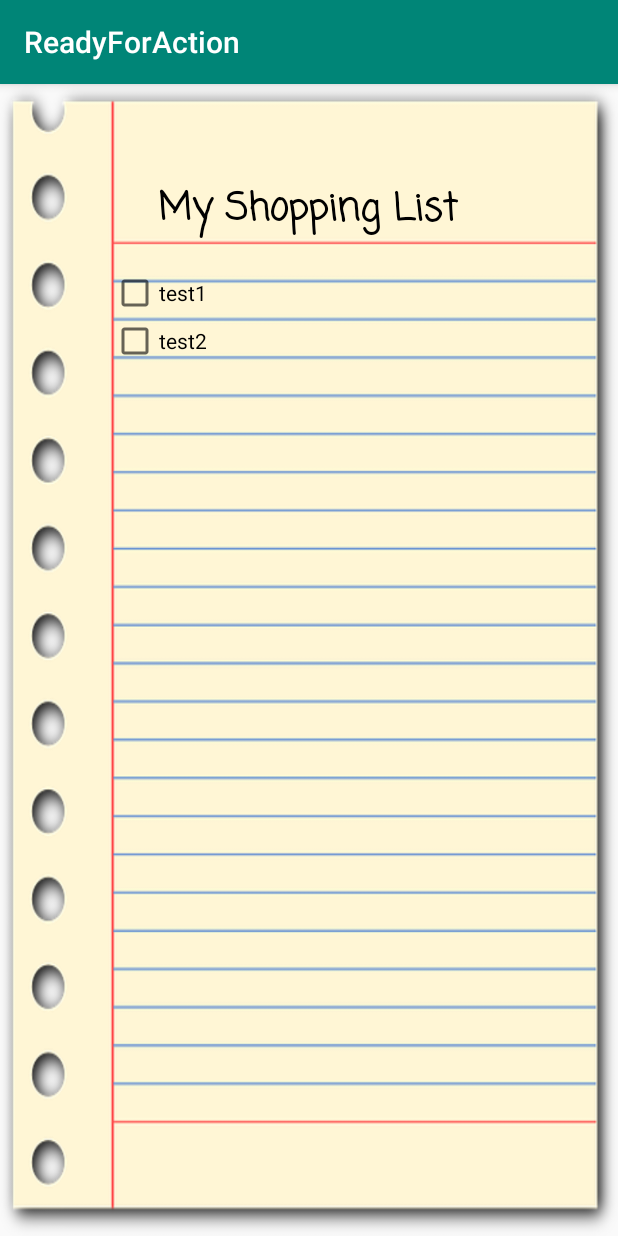
After one commit to anita76/ReadyForAction, an Android app: the ChecklistPage screen opened directly, with no data from a screen before it, on a phone screen of 412 x 824 dp. The commit adds this screen. Run offline under Robolectric (Android 15) with nearby library versions, the phone set to English and light mode, and no system bars.

Commit message:
added checkbox?

```diff
--- a/app/build.gradle
+++ b/app/build.gradle
@@ -4,7 +4,7 @@ android {
     compileSdkVersion 28
     defaultConfig {
         applicationId "com.cmdf2019.readyforaction"
-        minSdkVersion 15
+        minSdkVersion 19
         targetSdkVersion 28
         versionCode 1
         versionName "1.0"
@@ -16,13 +16,16 @@ android {
             proguardFiles getDefaultProguardFile('proguard-android-optimize.txt'), 'proguard-rules.pro'
         }
     }
+    productFlavors {
+    }
 }
 
 dependencies {
-    implementation fileTree(dir: 'libs', include: ['*.jar'])
+    implementation fileTree(include: ['*.jar'], dir: 'libs')
     implementation 'com.android.support:appcompat-v7:28.0.0'
     implementation 'com.android.support.constraint:constraint-layout:1.1.3'
     testImplementation 'junit:junit:4.12'
     androidTestImplementation 'com.android.support.test:runner:1.0.2'
     androidTestImplementation 'com.android.support.test.espresso:espresso-core:3.0.2'
+    implementation 'com.android.support:recyclerview-v7:28.0.0'
 }
--- a/app/src/main/AndroidManifest.xml
+++ b/app/src/main/AndroidManifest.xml
@@ -9,6 +9,7 @@
         android:roundIcon="@mipmap/ic_launcher_round"
         android:supportsRtl="true"
         android:theme="@style/AppTheme">
+        <activity android:name=".ChecklistPage"></activity>
         <activity android:name=".action"></activity>
         <activity android:name=".MainActivity">
             <intent-filter>
--- /dev/null
+++ b/app/src/main/java/com/cmdf2019/readyforaction/ChecklistAdaptor.java
@@ -0,0 +1,55 @@
+package com.cmdf2019.readyforaction;
+
+
+import android.support.v7.widget.RecyclerView;
+import android.view.LayoutInflater;
+import android.view.ViewGroup;
+import android.widget.FrameLayout;
+import android.widget.TextView;
+
+public class ChecklistAdaptor extends RecyclerView.Adapter<ChecklistAdaptor.MyViewHolder> {
+    private String[] mDataset;
+
+    // Provide a reference to the views for each data item
+    // Complex data items may need more than one view per item, and
+    // you provide access to all the views for a data item in a view holder
+    public static class MyViewHolder extends RecyclerView.ViewHolder {
+        // each data item is just a string in this case
+        public TextView checkbox;
+        public MyViewHolder(FrameLayout v) {
+            super(v);
+            checkbox = v.findViewById(R.id.checkBox);
+        }
+    }
+
+    // Provide a suitable constructor (depends on the kind of dataset)
+    public ChecklistAdaptor(String[] myDataset) {
+        mDataset = myDataset;
+    }
+
+    // Create new views (invoked by the layout manager)
+    @Override
+    public ChecklistAdaptor.MyViewHolder onCreateViewHolder(ViewGroup parent,
+                                                            int viewType) {
+        // create a new view
+        FrameLayout v = (FrameLayout) LayoutInflater.from(parent.getContext()).inflate(R.layout.checklist_item, parent, false);
+        MyViewHolder vh = new MyViewHolder(v);
+        return vh;
+    }
+
+    // Replace the contents of a view (invoked by the layout manager)
+    @Override
+    public void onBindViewHolder(MyViewHolder holder, int position) {
+        // - get element from your dataset at this position
+        // - replace the contents of the view with that element
+        holder.checkbox.setText(mDataset[position]);
+
+    }
+
+    // Return the size of your dataset (invoked by the layout manager)
+    @Override
+    public int getItemCount() {
+        return mDataset.length;
+    }
+
+}
--- /dev/null
+++ b/app/src/main/java/com/cmdf2019/readyforaction/ChecklistPage.java
@@ -0,0 +1,35 @@
+package com.cmdf2019.readyforaction;
+
+import android.support.v7.app.AppCompatActivity;
+import android.os.Bundle;
+import android.support.v7.widget.LinearLayoutManager;
+import android.support.v7.widget.RecyclerView;
+
+public class ChecklistPage extends AppCompatActivity {
+
+    private RecyclerView recyclerView;
+    private RecyclerView.Adapter mAdapter;
+    private RecyclerView.LayoutManager layoutManager;
+
+    String[] myDataset = {"test1", "test2"};
+
+    @Override
+    protected void onCreate(Bundle savedInstanceState) {
+        super.onCreate(savedInstanceState);
+        setContentView(R.layout.activity_checklist_page);
+
+        recyclerView = (RecyclerView) findViewById(R.id.recycler_view);
+        recyclerView.setHasFixedSize(true);
+
+        layoutManager = new LinearLayoutManager(this);
+        recyclerView.setLayoutManager(layoutManager);
+
+        mAdapter = new ChecklistAdaptor(myDataset);
+        recyclerView.setAdapter(mAdapter);
+
+
+
+    }
+
+
+}
--- /dev/null
+++ b/app/src/main/res/layout/activity_checklist_page.xml
@@ -0,0 +1,45 @@
+<?xml version="1.0" encoding="utf-8"?>
+<android.support.constraint.ConstraintLayout xmlns:android="http://schemas.android.com/apk/res/android"
+    xmlns:app="http://schemas.android.com/apk/res-auto"
+    xmlns:tools="http://schemas.android.com/tools"
+    android:layout_width="match_parent"
+    android:layout_height="match_parent"
+    tools:context=".ChecklistPage"
+    android:background="@drawable/notepad_background"
+    >
+
+    <TextView
+        android:id="@+id/Shopping_List"
+        android:layout_width="300dp"
+        android:layout_height="50dp"
+        android:layout_marginStart="35dp"
+        android:layout_marginTop="64dp"
+        android:layout_marginEnd="35dp"
+        android:fontFamily="casual"
+        android:text="@string/my_shopping_list"
+        android:textAlignment="center"
+        android:textColor="@android:color/black"
+        android:textSize="25sp"
+        android:textStyle="bold"
+        app:layout_constraintEnd_toEndOf="parent"
+        app:layout_constraintHorizontal_bias="0.487"
+        app:layout_constraintStart_toStartOf="parent"
+        app:layout_constraintTop_toTopOf="parent" />
+
+    <android.support.v7.widget.RecyclerView
+        android:id="@+id/recycler_view"
+        android:layout_width="308dp"
+        android:layout_height="442dp"
+        android:layout_marginStart="73dp"
+        android:layout_marginTop="9dp"
+        android:layout_marginEnd="30dp"
+        android:background="@android:color/transparent"
+        android:scrollbars="vertical"
+        android:visibility="visible"
+        app:layout_constraintEnd_toEndOf="parent"
+        app:layout_constraintStart_toStartOf="parent"
+        app:layout_constraintTop_toBottomOf="@+id/Shopping_List"
+        tools:listitem="@layout/checklist_item" />
+
+
+</android.support.constraint.ConstraintLayout>
--- /dev/null
+++ b/app/src/main/res/layout/checklist_item.xml
@@ -0,0 +1,11 @@
+<?xml version="1.0" encoding="utf-8"?>
+<FrameLayout
+    xmlns:android="http://schemas.android.com/apk/res/android"
+    android:layout_width="match_parent"
+    android:layout_height="wrap_content">
+    <CheckBox
+        android:id="@+id/checkBox"
+        android:layout_width="wrap_content"
+        android:layout_height="wrap_content"
+        android:text="CheckBox" />
+</FrameLayout>
--- a/app/src/main/res/values/strings.xml
+++ b/app/src/main/res/values/strings.xml
@@ -1,3 +1,4 @@
 <resources>
     <string name="app_name">ReadyForAction</string>
+    <string name="my_shopping_list">My Shopping List</string>
 </resources>
--- a/app/src/main/res/values/styles.xml
+++ b/app/src/main/res/values/styles.xml
@@ -1,7 +1,7 @@
 <resources>
 
     <!-- Base application theme. -->
-    <style name="AppTheme" parent="Theme.AppCompat.Light.DarkActionBar">
+    <style name="AppTheme" parent="@style/Theme.AppCompat.Light.DarkActionBar">
         <!-- Customize your theme here. -->
         <item name="colorPrimary">@color/colorPrimary</item>
         <item name="colorPrimaryDark">@color/colorPrimaryDark</item>
```
Also changed, not shown: app/src/main/res/drawable/notepad_background.png (added).
